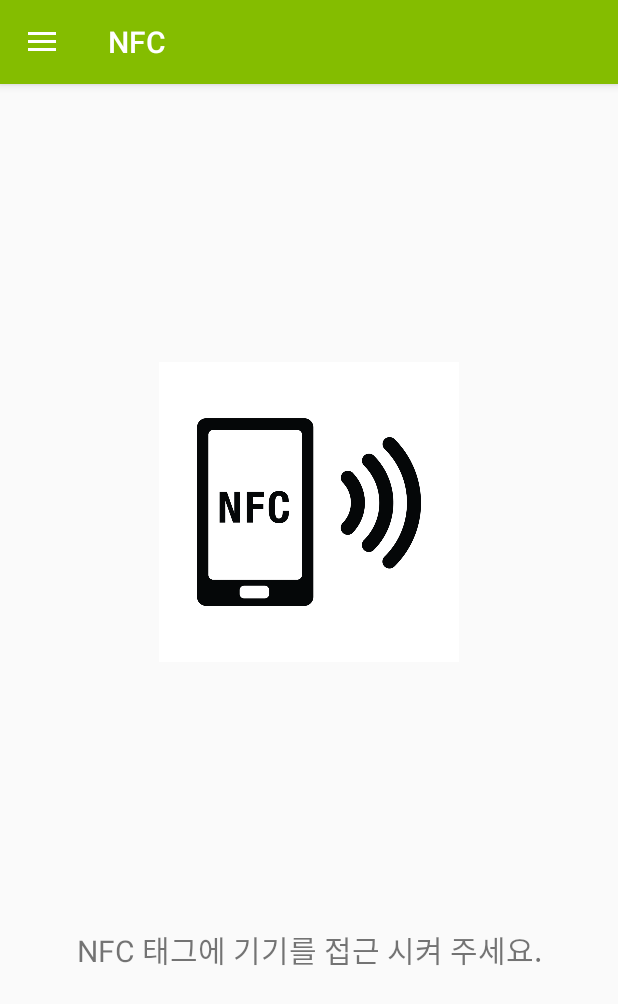
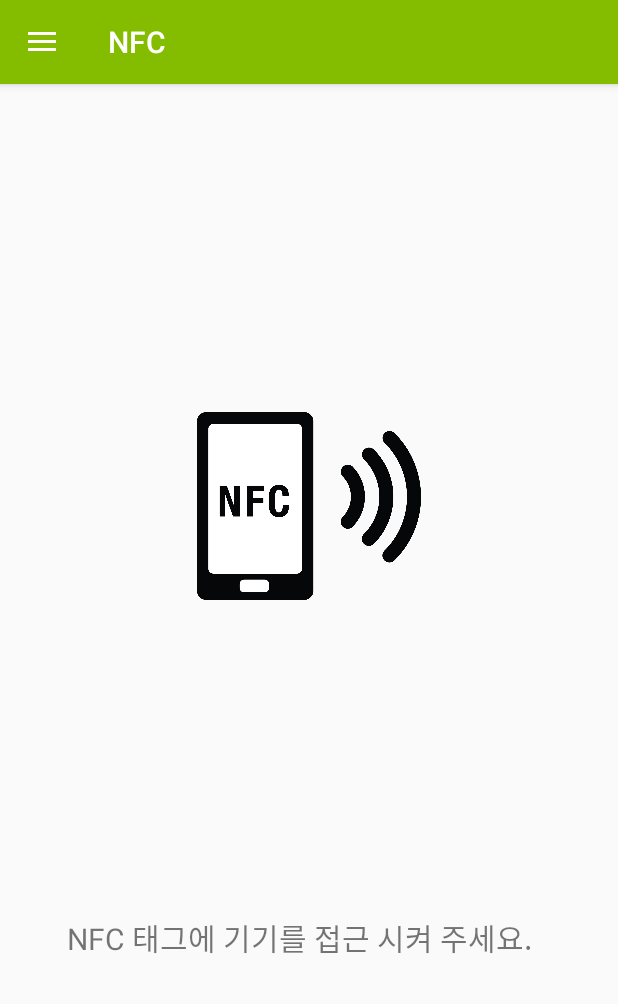
Before and after one commit to MeteorSis/Omni-Stadium--Android, an Android app: the fragment NFCFragment placed in its activity, on a phone screen of 412 x 824 dp. Shown: the top 1004 px of the screen. Run offline under Robolectric (Android 15) with nearby library versions, the phone set to English and light mode, and no system bars.

Commit message:
NFC Image Change

```diff
--- a/app/src/main/res/layout/nfc_main.xml
+++ b/app/src/main/res/layout/nfc_main.xml
@@ -6,21 +6,20 @@
     android:layout_height="match_parent"
     tools:context="skhu.cse.network.omni_stadium.NFCFragment">
 
+
     <ImageView
         android:id="@+id/ivNFC"
         android:layout_width="300dp"
         android:layout_height="200dp"
-        android:layout_marginEnd="8dp"
-        android:layout_marginStart="8dp"
-        app:srcCompat="@drawable/size_nfctag"
+        android:layout_marginBottom="8dp"
+        android:layout_marginLeft="8dp"
+        android:layout_marginRight="8dp"
+        android:layout_marginTop="8dp"
+        app:layout_constraintBottom_toTopOf="@+id/tvInfo"
+        app:layout_constraintLeft_toLeftOf="parent"
+        app:layout_constraintRight_toRightOf="parent"
         app:layout_constraintTop_toTopOf="parent"
-        android:layout_marginTop="8dp"
-        android:layout_marginBottom="8dp"
-        app:layout_constraintBottom_toTopOf="@+id/tvInfo"
-        android:layout_marginRight="8dp"
-        app:layout_constraintRight_toRightOf="parent"
-        android:layout_marginLeft="8dp"
-        app:layout_constraintLeft_toLeftOf="parent" />
+        app:srcCompat="@drawable/nfctag" />
 
     <TextView
         android:id="@+id/tvInfo"
@@ -34,8 +33,9 @@
         android:layout_marginLeft="8dp"
         app:layout_constraintLeft_toLeftOf="parent"
         app:layout_constraintBottom_toBottomOf="parent"
-        app:layout_constraintHorizontal_bias="0.502"
-        android:layout_marginBottom="168dp" />
+        app:layout_constraintHorizontal_bias="0.412"
+        android:layout_marginBottom="176dp" />
+
 
 
 </android.support.constraint.ConstraintLayout>
```
Also changed, not shown: app/src/main/res/layout/activity_main.xml (line endings or trailing spaces).
